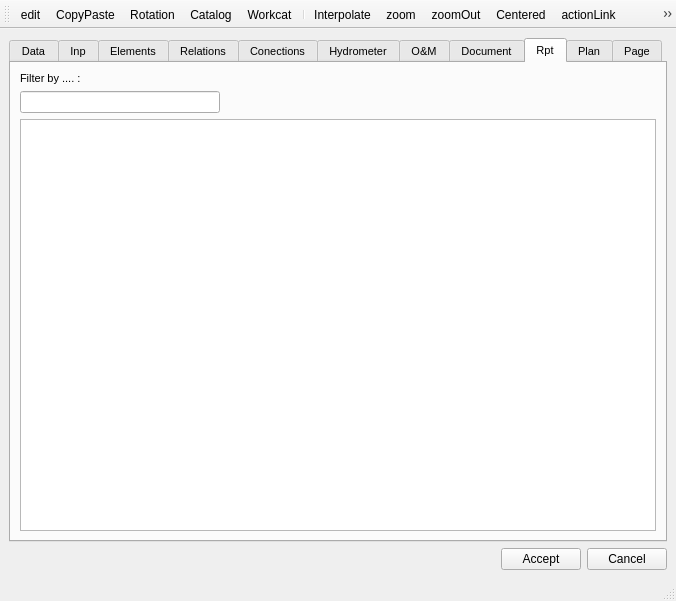
Giswater/giswater_qgis_plugin, file ui/api_cf.ui: the form before one commit.
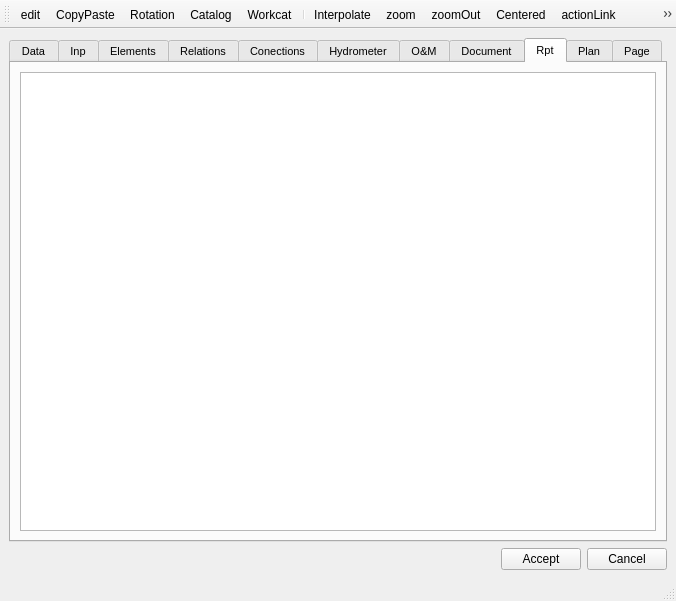
The form after the commit. Icons and pictures are not drawn.

Patch:
```diff
--- a/ui/api_cf.ui
+++ b/ui/api_cf.ui
@@ -832,38 +832,7 @@
          </widget>
         </item>
         <item row="0" column="0">
-         <layout class="QGridLayout" name="gridLayout_18">
-          <item row="1" column="2">
-           <spacer name="horizontalSpacer_8">
-            <property name="orientation">
-             <enum>Qt::Horizontal</enum>
-            </property>
-            <property name="sizeHint" stdset="0">
-             <size>
-              <width>40</width>
-              <height>20</height>
-             </size>
-            </property>
-           </spacer>
-          </item>
-          <item row="1" column="1">
-           <widget class="QLineEdit" name="txt_rpt_filter">
-            <property name="maximumSize">
-             <size>
-              <width>200</width>
-              <height>16777215</height>
-             </size>
-            </property>
-           </widget>
-          </item>
-          <item row="0" column="1">
-           <widget class="QLabel" name="label_12">
-            <property name="text">
-             <string>Filter by .... :</string>
-            </property>
-           </widget>
-          </item>
-         </layout>
+         <layout class="QGridLayout" name="rpt_layout1"/>
         </item>
        </layout>
       </widget>
```
